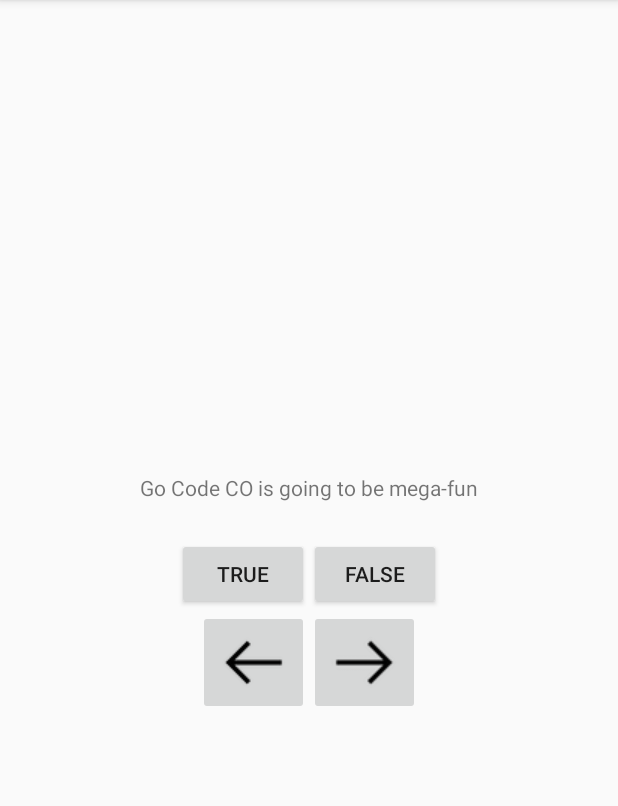
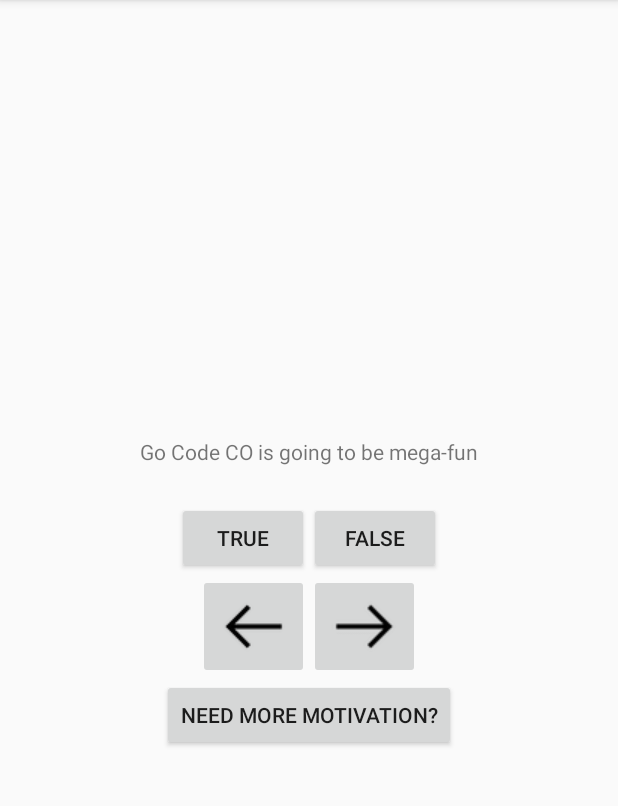
Before and after one commit to KateCatlin/BookYourFlight, an Android app: the screen it shows after launch (QuizActivity), on a phone screen of 412 x 824 dp, the part 84-890 px from its top. Run offline under Robolectric (Android 15) with nearby library versions, the phone set to English and light mode, and no system bars.

Commit message:
fixing strings

```diff
--- a/app/src/main/java/com/example/katecatlin/geoquiz/QuizActivity.java
+++ b/app/src/main/java/com/example/katecatlin/geoquiz/QuizActivity.java
@@ -30,7 +30,6 @@ public class QuizActivity extends AppCompatActivity {
             new TrueFalse(R.string.question_GCC, true),
             new TrueFalse(R.string.question_weather, false),
             new TrueFalse(R.string.question_free, true),
-            new TrueFalse(R.string.question_flights, true),
             new TrueFalse(R.string.question_flights, true),
     };
 
--- a/app/src/main/res/layout/activity_quiz.xml
+++ b/app/src/main/res/layout/activity_quiz.xml
@@ -58,4 +58,11 @@
 
     </LinearLayout>
 
+    <Button
+        android:id="@+id/motivation_button"
+        android:layout_width="wrap_content"
+        android:layout_height="wrap_content"
+        android:text="@string/motivate_button"
+        />
+
 </LinearLayout>
--- a/app/src/main/res/values/strings.xml
+++ b/app/src/main/res/values/strings.xml
@@ -8,10 +8,12 @@
     <string name="next_button">Next Question</string>
     <string name="warning_text">Warning: You may not be able to resist moving here.</string>
     <string name="show_pic_button">Show Pic</string>
+    <string name="motivate_button">Need more motivation?</string>
 
     <string name="question_GCC"> Go Code CO is going to be mega-fun </string>
     <string name="question_weather">Detroit is warmer than Denver right now</string>
     <string name="question_free">You have a free place to stay in Boulder</string>
     <string name="question_flights">Stuart and R should book flights!</string>
+
     <string name="title_activity_more_motivation">MoreMotivation</string>
 </resources>
```
